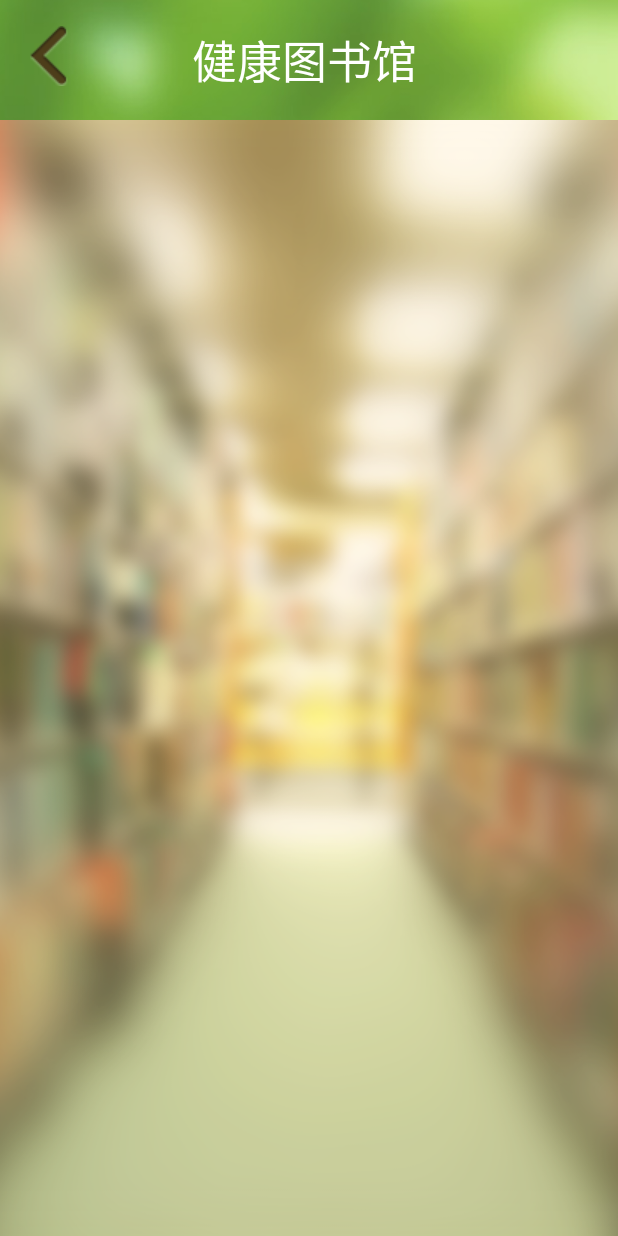
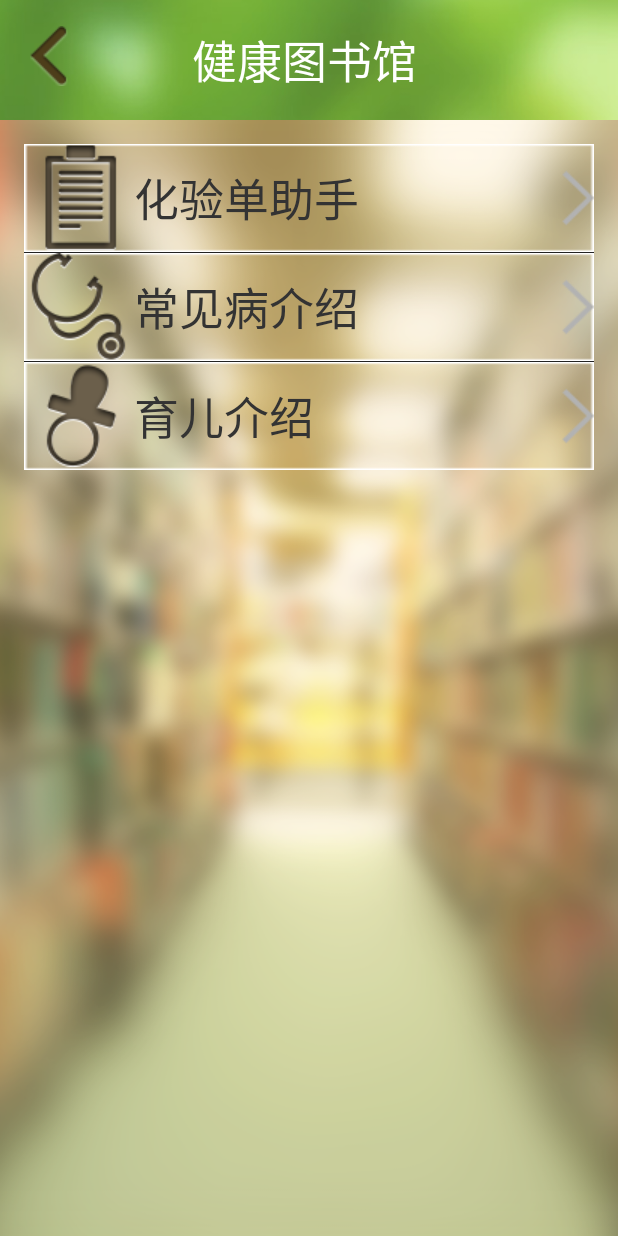
Before and after one commit to chiplua/Jiankang, an Android app: the screen it shows after launch (JiankangActivity), on a phone screen of 412 x 824 dp. Run offline under Robolectric (Android 15) with nearby library versions, the phone set to English and light mode, and no system bars.

Commit message:
[LISTVIEWADAPTER]:Add listviewadapter

```diff
--- a/src/main/AndroidManifest.xml
+++ b/src/main/AndroidManifest.xml
@@ -5,6 +5,7 @@
     <application
         android:allowBackup="true"
         android:theme="@style/healthTitle"
+        android:label="@string/app_name"
         android:icon="@mipmap/ic_launcher">
         <activity
             android:name=".JiankangActivity" >
--- a/src/main/java/com/chiplua/jiankang/JiankangActivity.java
+++ b/src/main/java/com/chiplua/jiankang/JiankangActivity.java
@@ -5,17 +5,45 @@ import android.os.Bundle;
 import android.view.Menu;
 import android.view.MenuItem;
 import android.view.Window;
+import android.widget.ListView;
+
+import java.util.ArrayList;
+import java.util.HashMap;
+import java.util.List;
+import java.util.Map;
 
 
 public class JiankangActivity extends Activity {
+    private ListView libraryList = null;
+    private LibraryListViewAdapter listViewAdapter = null;
+    private List<Map<String, Object>> listItems;
+    private String[] libraryName = {"化验单助手", "常见病介绍", "育儿介绍"};
+    private Integer[] imgIDs = {R.drawable.icon_test, R.drawable.icon_common_ill,
+                                R.drawable.icon_child};
+
     @Override
     protected void onCreate(Bundle savedInstanceState) {
         super.onCreate(savedInstanceState);
         requestWindowFeature(Window.FEATURE_CUSTOM_TITLE);
         setContentView(R.layout.activity_jiankang);
         this.getWindow().setFeatureInt(Window.FEATURE_CUSTOM_TITLE, R.layout.titlebar);
+        libraryList = (ListView) findViewById(R.id.library_list);
+        listItems = getListItems();
+        listViewAdapter = new LibraryListViewAdapter(this, listItems);
+        libraryList.setAdapter(listViewAdapter);
     }
 
+    private List<Map<String, Object>> getListItems(){
+        List<Map<String, Object>> listItems = new ArrayList<Map<String, Object>>();
+        for (int i = 0; i < libraryName.length; i++) {
+            Map<String, Object> map = new HashMap<String, Object>();
+            map.put("image", imgIDs[i]);
+            map.put("text", libraryName[i]);
+            map.put("into", R.drawable.right_arrow);
+            listItems.add(map);
+        }
+        return listItems;
+    }
 
     @Override
     public boolean onCreateOptionsMenu(Menu menu) {
--- /dev/null
+++ b/src/main/java/com/chiplua/jiankang/LibraryListViewAdapter.java
@@ -0,0 +1,79 @@
+package com.chiplua.jiankang;
+
+import android.content.Context;
+import android.util.Log;
+import android.view.LayoutInflater;
+import android.view.View;
+import android.view.ViewGroup;
+import android.widget.BaseAdapter;
+import android.widget.ImageView;
+import android.widget.TextView;
+
+import java.util.List;
+import java.util.Map;
+
+/**
+ * Created by chiplua_client on 15-3-17.
+ */
+public class LibraryListViewAdapter extends BaseAdapter {
+    private static final String TAG = "LibraryListViewAdapter";
+    private static Context mContext = null;
+    private List<Map<String, Object>> mListItems;
+    private LayoutInflater listContainer;
+
+    public final class ListItemView {
+        public ImageView image;
+        public TextView text;
+        public ImageView into;
+    }
+
+    public LibraryListViewAdapter(Context context, List<Map<String, Object>> listItems) {
+        mContext = context;
+        mListItems = listItems;
+        listContainer= LayoutInflater.from(mContext);
+    }
+
+    @Override
+    public Object getItem(int position) {
+        return null;
+    }
+
+    @Override
+    public long getItemId(int position) {
+        return 0;
+    }
+
+    @Override
+    public int getCount() {
+        return mListItems.size();
+    }
+
+    @Override
+    public View getView(int position, View convertView, ViewGroup parent) {
+        ListItemView  listItemView = null;
+        if (convertView == null) {
+            listItemView = new ListItemView();
+            convertView = listContainer.inflate(R.layout.list_item, null);
+
+            listItemView.image = (ImageView) convertView.findViewById(R.id.image_item);
+            listItemView.text = (TextView) convertView.findViewById(R.id.library_name);
+            listItemView.into = (ImageView) convertView.findViewById(R.id.into_item);
+
+            convertView.setTag(listItemView);
+        } else {
+            listItemView = (ListItemView)convertView.getTag();
+        }
+
+        listItemView.image.setBackgroundResource((Integer) mListItems.get(position).get("image"));
+        listItemView.text.setText((String) mListItems.get(position).get("text"));
+        listItemView.into.setBackgroundResource((Integer) mListItems.get(position).get("into"));
+
+        convertView.setOnClickListener(new View.OnClickListener() {
+            @Override
+            public void onClick(View v) {
+                Log.d(TAG, "onClick");
+            }
+        });
+        return convertView;
+    }
+}
--- a/src/main/res/layout/activity_jiankang.xml
+++ b/src/main/res/layout/activity_jiankang.xml
@@ -7,4 +7,10 @@
     android:background="@drawable/default_background"
     tools:context=".JiankangActivity">
 
+    <ListView
+        android:id="@+id/library_list"
+        android:footerDividersEnabled="true"
+        android:layout_width="fill_parent"
+        android:layout_height="wrap_content">
+    </ListView>
 </RelativeLayout>
--- /dev/null
+++ b/src/main/res/layout/list_item.xml
@@ -0,0 +1,36 @@
+<?xml version="1.0" encoding="utf-8"?>
+<LinearLayout xmlns:android="http://schemas.android.com/apk/res/android"
+    android:orientation="horizontal"
+    android:background="@drawable/white_border"
+    android:layout_width="fill_parent"
+    android:layout_height="fill_parent">
+
+    <ImageView
+        android:id="@+id/image_item"
+        android:layout_gravity="center_vertical"
+        android:layout_marginLeft="1dp"
+        android:layout_width="wrap_content"
+        android:layout_height="wrap_content" />
+
+    <TextView
+        android:id="@+id/library_name"
+        android:textSize="30dp"
+        android:textColor="#333333"
+        android:layout_gravity="center_vertical"
+        android:layout_width="wrap_content"
+        android:layout_height="wrap_content" />
+
+    <LinearLayout
+        android:layout_width="fill_parent"
+        android:layout_height="wrap_content"
+        android:layout_gravity="center_vertical"
+        android:gravity="right|center_vertical">
+
+        <ImageView
+            android:id="@+id/into_item"
+            android:layout_width="wrap_content"
+            android:layout_height="wrap_content" />
+
+    </LinearLayout>
+
+</LinearLayout>
```
Also changed, not shown: src/main/res/drawable/icon_child.png (added), src/main/res/drawable/icon_common_ill.png (added), src/main/res/drawable/icon_test.png (added), src/main/res/drawable/right_arrow.png (added), src/main/res/drawable/white_border.png (added).
